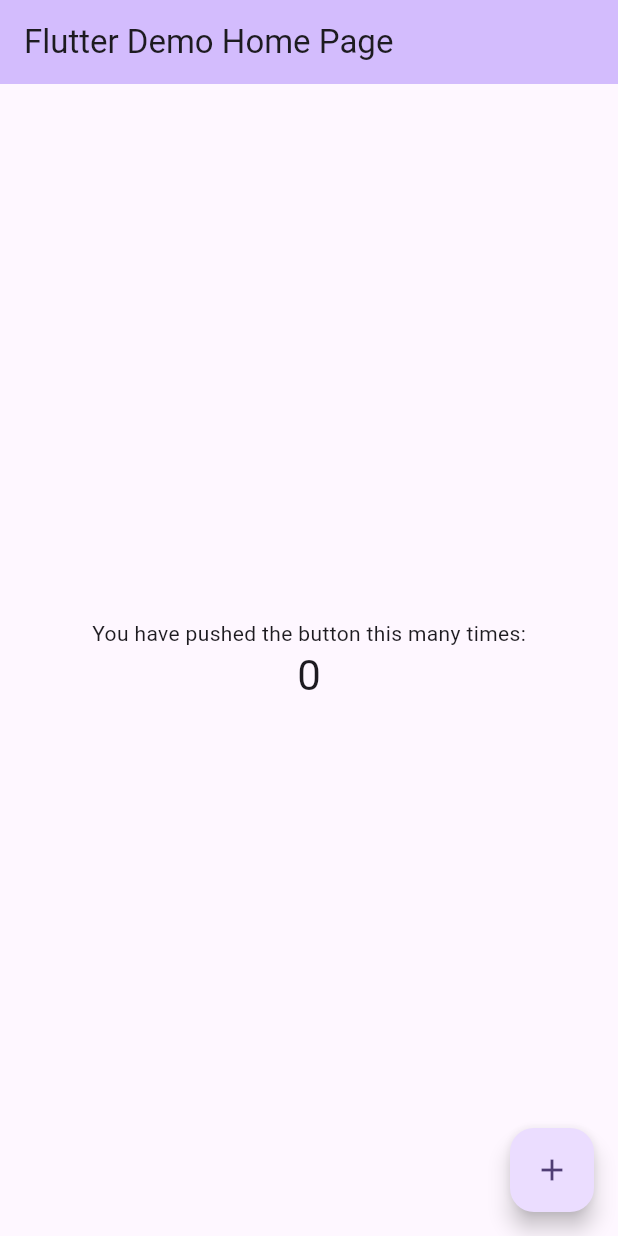
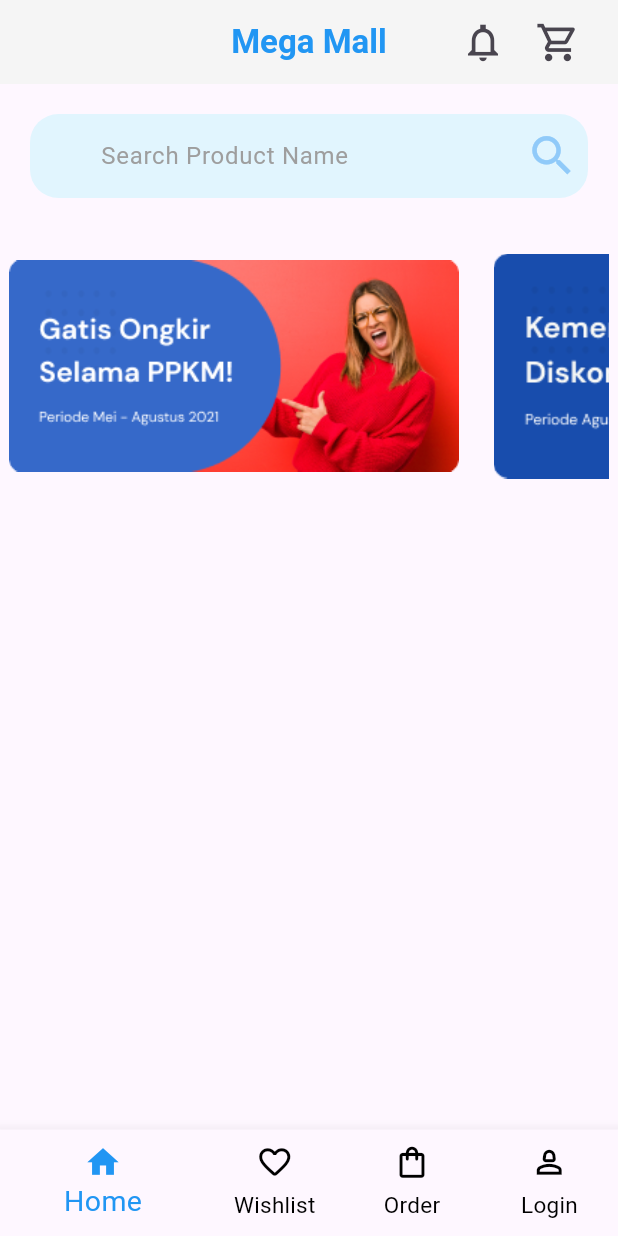
Before and after one commit to AhmedMahrous0023/freebies_ecommerce, a Flutter app: the screen it shows after launch, on a phone screen of 412 x 824 dp. Run offline on Flutter 3.47's test engine with Material 3 defaults, Android fonts, the light colour scheme and no system bars.

Commit message:
navigatorbarand basic widgets in homescreen

```diff
--- a/lib/main.dart
+++ b/lib/main.dart
@@ -1,4 +1,5 @@
 import 'package:flutter/material.dart';
+import 'package:freebies_ecommerce/views/bottom_navigator_screen.dart';
 
 void main() {
   runApp(const MyApp());
@@ -7,119 +8,10 @@
 class MyApp extends StatelessWidget {
   const MyApp({super.key});
 
-  // This widget is the root of your application.
   @override
   Widget build(BuildContext context) {
     return MaterialApp(
-      title: 'Flutter Demo',
-      theme: ThemeData(
-        // This is the theme of your application.
-        //
-        // TRY THIS: Try running your application with "flutter run". You'll see
-        // the application has a purple toolbar. Then, without quitting the app,
-        // try changing the seedColor in the colorScheme below to Colors.green
-        // and then invoke "hot reload" (save your changes or press the "hot
-        // reload" button in a Flutter-supported IDE, or press "r" if you used
-        // the command line to start the app).
-        //
-        // Notice that the counter didn't reset back to zero; the application
-        // state is not lost during the reload. To reset the state, use hot
-        // restart instead.
-        //
-        // This works for code too, not just values: Most code changes can be
-        // tested with just a hot reload.
-        colorScheme: ColorScheme.fromSeed(seedColor: Colors.deepPurple),
-        useMaterial3: true,
-      ),
-      home: const MyHomePage(title: 'Flutter Demo Home Page'),
+      home: BottomNavigatorScreen(),
     );
   }
 }
-
-class MyHomePage extends StatefulWidget {
-  const MyHomePage({super.key, required this.title});
-
-  // This widget is the home page of your application. It is stateful, meaning
-  // that it has a State object (defined below) that contains fields that affect
-  // how it looks.
-
-  // This class is the configuration for the state. It holds the values (in this
-  // case the title) provided by the parent (in this case the App widget) and
-  // used by the build method of the State. Fields in a Widget subclass are
-  // always marked "final".
-
-  final String title;
-
-  @override
-  State<MyHomePage> createState() => _MyHomePageState();
-}
-
-class _MyHomePageState extends State<MyHomePage> {
-  int _counter = 0;
-
-  void _incrementCounter() {
-    setState(() {
-      // This call to setState tells the Flutter framework that something has
-      // changed in this State, which causes it to rerun the build method below
-      // so that the display can reflect the updated values. If we changed
-      // _counter without calling setState(), then the build method would not be
-      // called again, and so nothing would appear to happen.
-      _counter++;
-    });
-  }
-
-  @override
-  Widget build(BuildContext context) {
-    // This method is rerun every time setState is called, for instance as done
-    // by the _incrementCounter method above.
-    //
-    // The Flutter framework has been optimized to make rerunning build methods
-    // fast, so that you can just rebuild anything that needs updating rather
-    // than having to individually change instances of widgets.
-    return Scaffold(
-      appBar: AppBar(
-        // TRY THIS: Try changing the color here to a specific color (to
-        // Colors.amber, perhaps?) and trigger a hot reload to see the AppBar
-        // change color while the other colors stay the same.
-        backgroundColor: Theme.of(context).colorScheme.inversePrimary,
-        // Here we take the value from the MyHomePage object that was created by
-        // the App.build method, and use it to set our appbar title.
-        title: Text(widget.title),
-      ),
-      body: Center(
-        // Center is a layout widget. It takes a single child and positions it
-        // in the middle of the parent.
-        child: Column(
-          // Column is also a layout widget. It takes a list of children and
-          // arranges them vertically. By default, it sizes itself to fit its
-          // children horizontally, and tries to be as tall as its parent.
-          //
-          // Column has various properties to control how it sizes itself and
-          // how it positions its children. Here we use mainAxisAlignment to
-          // center the children vertically; the main axis here is the vertical
-          // axis because Columns are vertical (the cross axis would be
-          // horizontal).
-          //
-          // TRY THIS: Invoke "debug painting" (choose the "Toggle Debug Paint"
-          // action in the IDE, or press "p" in the console), to see the
-          // wireframe for each widget.
-          mainAxisAlignment: MainAxisAlignment.center,
-          children: <Widget>[
-            const Text(
-              'You have pushed the button this many times:',
-            ),
-            Text(
-              '$_counter',
-              style: Theme.of(context).textTheme.headlineMedium,
-            ),
-          ],
-        ),
-      ),
-      floatingActionButton: FloatingActionButton(
-        onPressed: _incrementCounter,
-        tooltip: 'Increment',
-        child: const Icon(Icons.add),
-      ), // This trailing comma makes auto-formatting nicer for build methods.
-    );
-  }
-}
--- /dev/null
+++ b/lib/views/bottom_navigator_screen.dart
@@ -0,0 +1,51 @@
+import 'package:flutter/material.dart';
+import 'package:freebies_ecommerce/views/home_screen.dart';
+
+class BottomNavigatorScreen extends StatefulWidget {
+  const BottomNavigatorScreen({super.key});
+
+  @override
+  State<BottomNavigatorScreen> createState() => _BottomNavigatorScreenState();
+}
+
+class _BottomNavigatorScreenState extends State<BottomNavigatorScreen> {
+  List<Widget> _pages = [
+    HomeScreen(),
+    HomeScreen(),
+    HomeScreen(),
+    HomeScreen(),
+  ];
+  int _currentindex = 0;
+  @override
+  Widget build(BuildContext context) {
+    return Scaffold(
+      bottomNavigationBar: BottomNavigationBar(
+          backgroundColor: Colors.grey[100],
+          currentIndex: _currentindex,
+          selectedFontSize: 19,
+          selectedItemColor: Colors.blue,
+          showUnselectedLabels: true,
+          unselectedItemColor: Colors.black,
+          unselectedLabelStyle: TextStyle(fontSize: 15),
+          iconSize: 25,
+          onTap: (index) {
+            setState(() {
+              _currentindex = index;
+            });
+          },
+          items: [
+            BottomNavigationBarItem(
+              icon: Icon(Icons.home),
+              label: "Home",
+            ),
+            BottomNavigationBarItem(
+                icon: Icon(Icons.favorite_border_rounded), label: "Wishlist"),
+            BottomNavigationBarItem(
+                icon: Icon(Icons.shopping_bag_outlined), label: "Order"),
+            BottomNavigationBarItem(
+                icon: Icon(Icons.person_2_outlined), label: "Login"),
+          ]),
+      body: _pages[_currentindex],
+    );
+  }
+}
--- /dev/null
+++ b/lib/views/home_screen.dart
@@ -0,0 +1,72 @@
+import 'package:flutter/material.dart';
+
+class HomeScreen extends StatefulWidget {
+  const HomeScreen({super.key});
+
+  @override
+  State<HomeScreen> createState() => _HomeScreenState();
+}
+
+class _HomeScreenState extends State<HomeScreen> {
+  TextEditingController _searchcontroller =TextEditingController();
+  @override
+  Widget build(BuildContext context) {
+    return Scaffold(
+      appBar: AppBar(
+        backgroundColor: Colors.grey[100],
+        centerTitle: true,
+        title: Text("Mega Mall",style: TextStyle(
+          color: Colors.blue,
+          fontWeight: FontWeight.w700
+        ),),
+        actions: [
+          Icon(Icons.notifications_none_sharp,size: 30,),
+                    SizedBox(width: 20,),
+          Icon(Icons.shopping_cart_outlined,size: 30,),
+          SizedBox(width: 25,)
+        ],
+      ),
+      body: ListView(
+        children: [Column(
+          children: [
+           Padding(
+             padding: const EdgeInsets.only(top: 20,bottom: 12,right: 20,left: 20),
+             child: TextField(
+              controller: _searchcontroller,
+              decoration: InputDecoration(
+                fillColor: Colors.lightBlue[50],
+                filled: true,
+                border: OutlineInputBorder(
+                  borderRadius: BorderRadius.circular(19),
+                  borderSide: BorderSide.none
+                ),
+                hintText: "       Search Product Name",
+                hintStyle: TextStyle(
+                  color: Colors.grey[500],
+                ),
+                suffixIcon: Icon(Icons.search,size: 35,),
+                suffixIconColor: Colors.blue[200]
+              ),
+             ),
+           ),
+           Container(
+            height: 200,
+            width: 400,
+             child: ListView(
+              scrollDirection: Axis.horizontal,
+              children: [
+                Image.asset("assets/images/Group 513 (1).png",width: 300),
+                SizedBox(width: 20,),
+                                Image.asset("assets/images/Group 513.png",width: 300),
+
+              ],
+             ),
+           )
+          ],
+
+        ),
+        ],
+      ),
+    );
+  }
+}
--- a/pubspec.yaml
+++ b/pubspec.yaml
@@ -59,8 +59,8 @@ flutter:
   uses-material-design: true
 
   # To add assets to your application, add an assets section, like this:
-  # assets:
-  #   - images/a_dot_burr.jpeg
+  assets:
+    - assets/images/
   #   - images/a_dot_ham.jpeg
 
   # An image asset can refer to one or more resolution-specific "variants", see
```
Also changed, not shown: assets/images/Group 513 (1).png (added), assets/images/Group 513.png (added).
